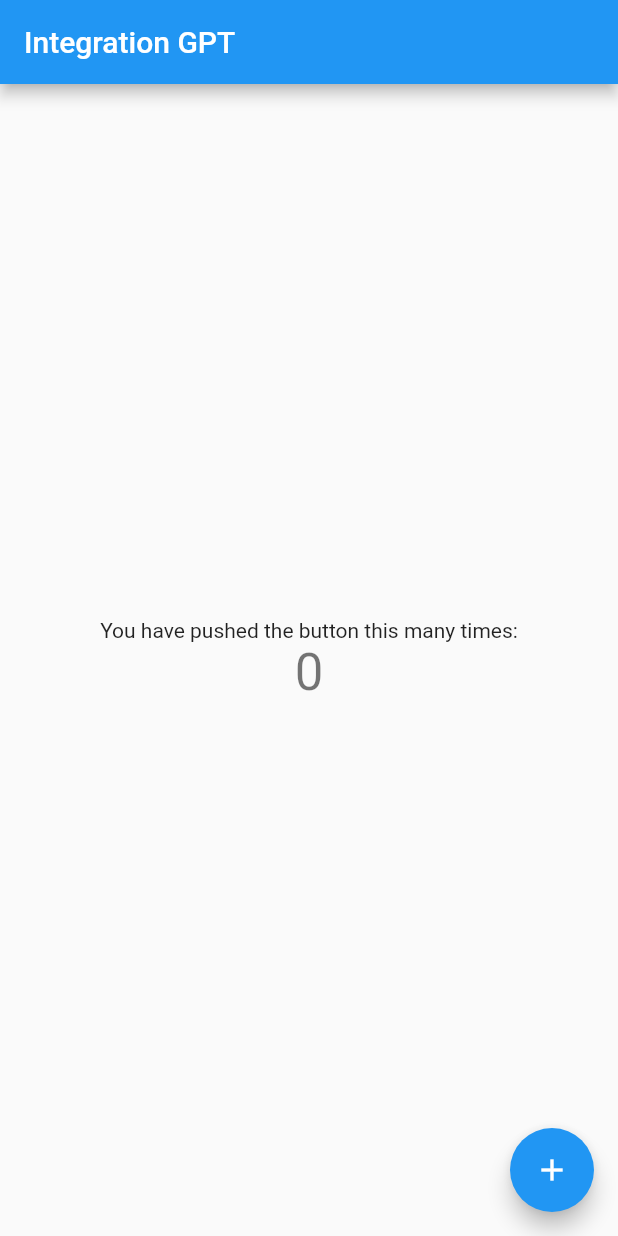
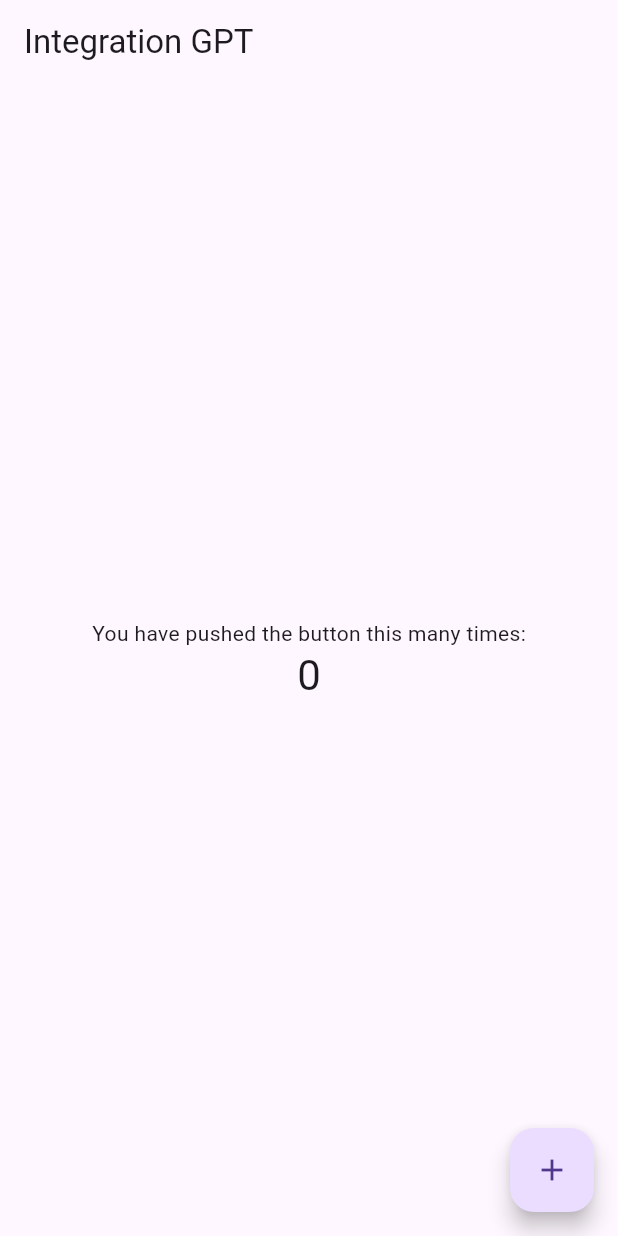
Before and after one commit to medistream-team/integration-gpt, a Flutter app: the screen it shows after launch, on a phone screen of 412 x 824 dp. Run offline on Flutter 3.47's test engine with Material 2 defaults, Android fonts, the phone set to English and light mode, and no system bars.

Commit message:
기본 라이브러리 추가
Material 3 적용
Provider 라이브러리 추가

```diff
--- a/lib/main.dart
+++ b/lib/main.dart
@@ -10,10 +10,10 @@ class MyApp extends StatelessWidget {
   @override
   Widget build(BuildContext context) {
     return MaterialApp(
+      debugShowCheckedModeBanner: false,
       title: 'Integration GPT',
-      theme: ThemeData(
-        primarySwatch: Colors.blue,
-      ),
+      theme: ThemeData.light(useMaterial3: true),
+      darkTheme: ThemeData.dark(useMaterial3: true),
       home: const MyHomePage(title: 'Integration GPT'),
     );
   }
--- a/pubspec.yaml
+++ b/pubspec.yaml
@@ -13,6 +13,7 @@ dependencies:
     sdk: flutter
 
   cupertino_icons: ^1.0.2
+  provider: ^6.0.5
 
 dev_dependencies:
   flutter_test:
```
Also changed, not shown: pubspec.lock.
